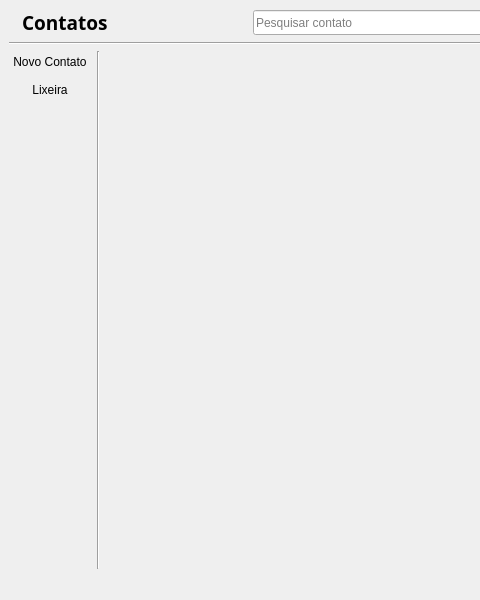
Above: view/main_window.ui from Gusrrocha/Agenda-de-Contatos before the change; both pictures show x 0 to 480 and y 0 to 600 of the 800 by 600 pixel window. Below: the same form after it.
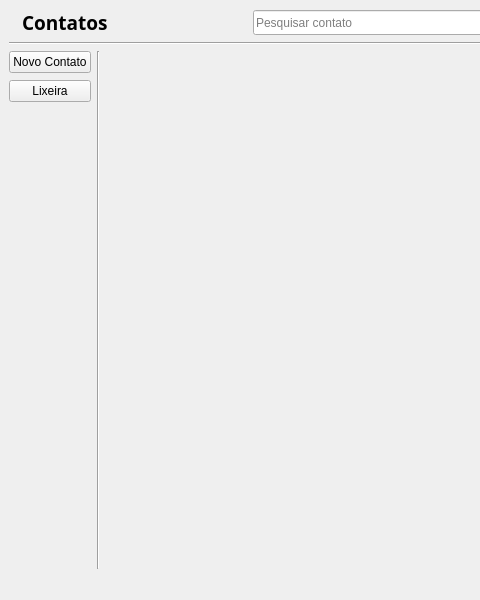
That is the form after the change. Icons and pictures are not drawn.

What changed in the file:
```diff
--- a/view/main_window.ui
+++ b/view/main_window.ui
@@ -113,10 +113,26 @@
             <normaloff>../assets/icons/iconadd.png</normaloff>../assets/icons/iconadd.png</iconset>
           </property>
           <property name="flat">
-           <bool>true</bool>
+           <bool>false</bool>
           </property>
          </widget>
         </item>
+        <item>
+         <spacer name="verticalSpacer_2">
+          <property name="orientation">
+           <enum>Qt::Vertical</enum>
+          </property>
+          <property name="sizeType">
+           <enum>QSizePolicy::Fixed</enum>
+          </property>
+          <property name="sizeHint" stdset="0">
+           <size>
+            <width>20</width>
+            <height>1</height>
+           </size>
+          </property>
+         </spacer>
+        </item>
         <item>
          <widget class="QPushButton" name="lixeira">
           <property name="text">
@@ -127,7 +143,7 @@
             <normaloff>../assets/icons/icontrash.png</normaloff>../assets/icons/icontrash.png</iconset>
           </property>
           <property name="flat">
-           <bool>true</bool>
+           <bool>false</bool>
           </property>
          </widget>
         </item>
```
